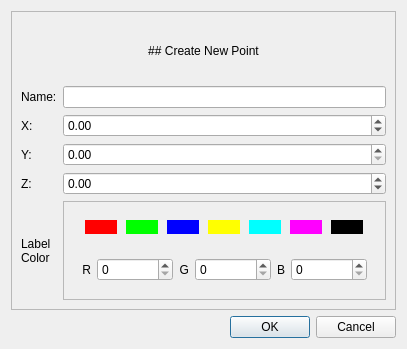
This is dyn/ui/pos_select/create_new_point.ui in MCXCC303/DynFirework as Qt 5 draws it before an edit. The edited form follows.
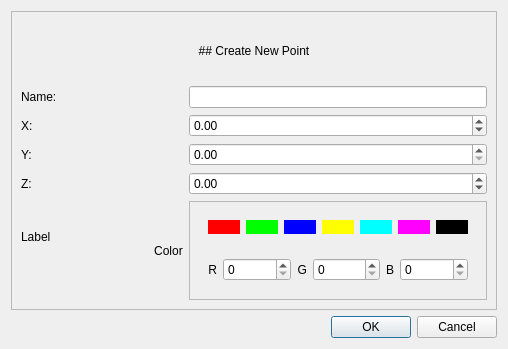
This is the edited form.

```diff
--- a/dyn/ui/pos_select/create_new_point.ui
+++ b/dyn/ui/pos_select/create_new_point.ui
@@ -312,7 +312,8 @@
        <widget class="QLabel" name="label_6">
         <property name="text">
          <string>Label
-Color</string>
+                                        Color
+                                    </string>
         </property>
        </widget>
       </item>
```
Left out of the diff: 49 changed lines with no effect on the pictures. Lines whose indentation alone changed are shown as unchanged.
